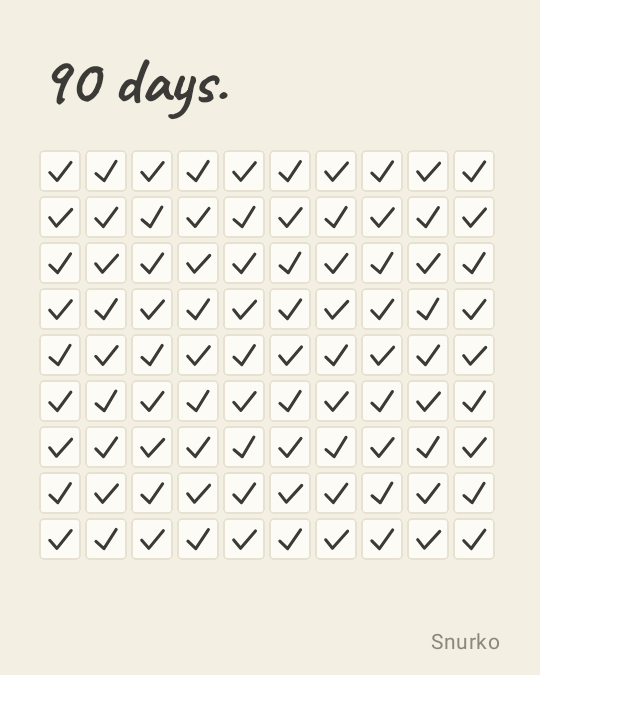
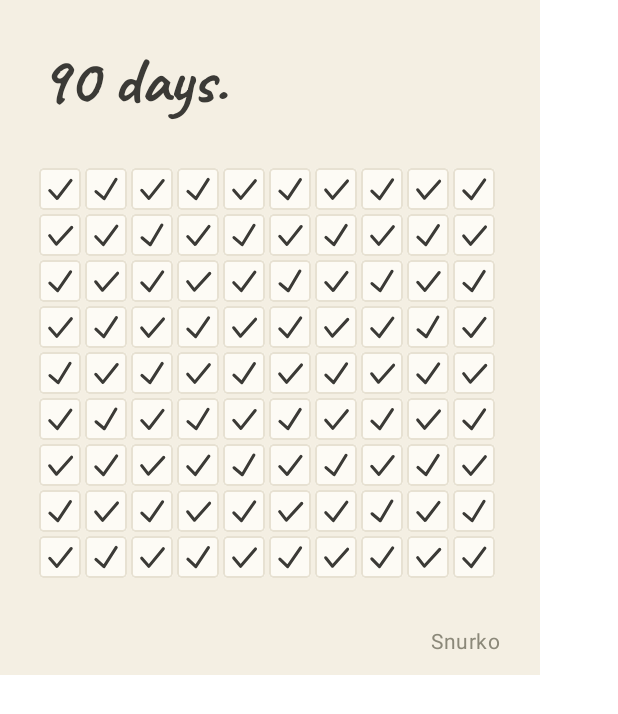
Before and after one commit to RikoAppDev/snurko-mobile, an Android app built with Jetpack Compose: the @Preview function DayStickerCardCompletedPreview, on a phone screen of 412 x 824 dp. Shown: the top 714 px of the screen. Run offline under Robolectric (Android 15) with nearby library versions, the phone set to English and light mode, and no system bars; our stand-ins replace Compose Multiplatform resources.

Commit message:
fix: give the sticker header room for the streak line

```diff
--- a/composeApp/src/commonMain/kotlin/app/snurko/challenge/presentation/sticker/DayStickerCard.kt
+++ b/composeApp/src/commonMain/kotlin/app/snurko/challenge/presentation/sticker/DayStickerCard.kt
@@ -42,7 +42,7 @@ private const val GRID_COLUMNS = 10
 private const val GRID_ROWS = 9
 
 private val CARD_PADDING = 26.dp
-private val HEADER_HEIGHT = 64.dp
+private val HEADER_HEIGHT = 76.dp
 private val HEADER_GAP = 10.dp
 private val LIST_GAP = 14.dp
 private val WORDMARK_RESERVE = 20.dp
```
